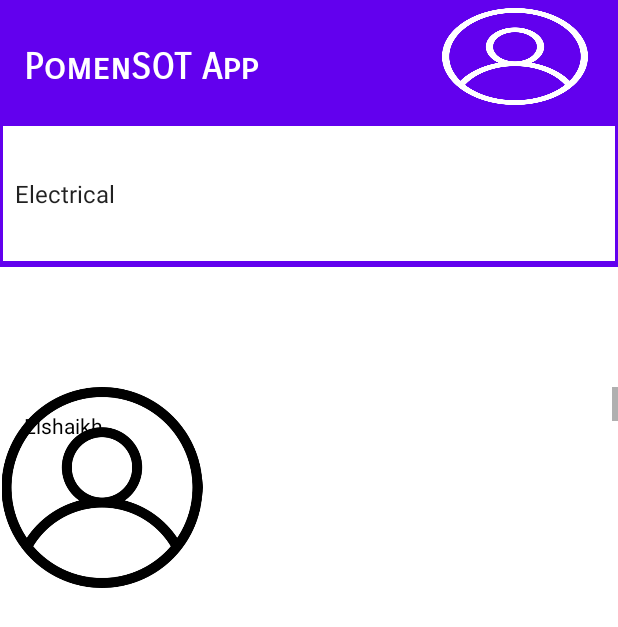
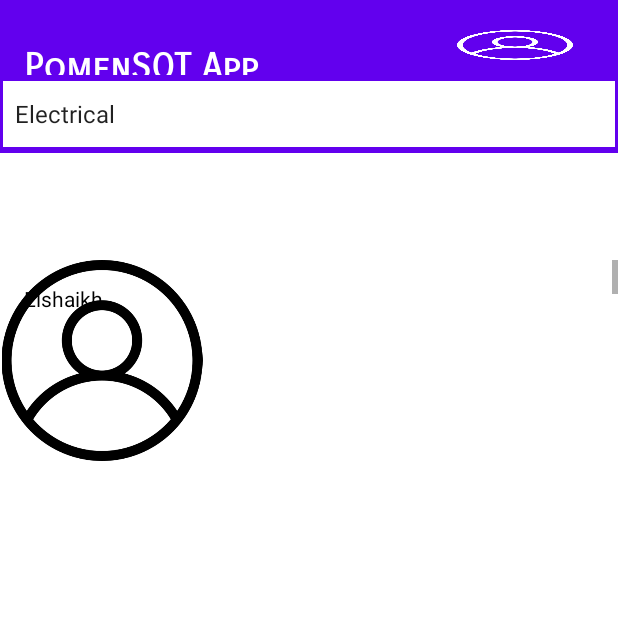
Before and after one commit to NabilWhiteHat/test, an Android app: the ElectricalFragment screen opened directly, with no data from a screen before it, on a phone screen of 412 x 824 dp. Shown: the top 627 px of the screen. Run offline under Robolectric (Android 15) with nearby library versions, the phone set to English and light mode, and no system bars.

Commit message:
Testing changes

```diff
--- a/app/src/main/res/layout/activity_main_v3.xml
+++ b/app/src/main/res/layout/activity_main_v3.xml
@@ -1,28 +1,32 @@
 <?xml version="1.0" encoding="utf-8"?>
-<androidx.appcompat.widget.LinearLayoutCompat xmlns:android="http://schemas.android.com/apk/res/android"
+<androidx.constraintlayout.widget.ConstraintLayout
+    xmlns:android="http://schemas.android.com/apk/res/android"
     xmlns:app="http://schemas.android.com/apk/res-auto"
     xmlns:tools="http://schemas.android.com/tools"
     android:layout_width="match_parent"
+    android:id="@+id/full_id"
     android:layout_height="match_parent"
-    android:orientation="vertical">
+    android:orientation="vertical"
+    tools:context=".MainPage">
     <!--"top bar layout"-->
-    <androidx.appcompat.widget.LinearLayoutCompat
+    <LinearLayout
         android:id="@+id/top_bar"
         android:layout_width="wrap_content"
         android:layout_height="wrap_content"
         android:background="@color/design_default_color_primary"
         android:orientation="vertical"
-        tools:ignore="MissingConstraints">
+        app:layout_constraintEnd_toEndOf="parent"
+        app:layout_constraintStart_toStartOf="parent"
+        app:layout_constraintTop_toTopOf="parent">
 
         <androidx.appcompat.widget.LinearLayoutCompat
             android:layout_width="match_parent"
-            android:layout_height="80sp"
-            android:layout_weight="1"
+            android:layout_height="50dp"
             android:orientation="horizontal">
 
             <TextView
                 android:layout_width="match_parent"
-                android:layout_height="match_parent"
+                android:layout_height="wrap_content"
                 android:layout_gravity="center_horizontal|center_vertical"
                 android:layout_weight="2"
                 android:fontFamily="sans-serif-smallcaps"
@@ -38,14 +42,14 @@
             <ImageButton
                 android:layout_width="wrap_content"
                 android:layout_height="wrap_content"
-                android:layout_marginLeft="20sp"
-                android:layout_marginTop="5sp"
-                android:layout_marginRight="20sp"
+                android:layout_marginLeft="30sp"
+                android:layout_marginTop="20sp"
+                android:layout_marginRight="30sp"
                 android:layout_marginBottom="10sp"
                 android:layout_weight="4"
                 android:background="@drawable/user"
                 android:backgroundTint="@color/white"
-                android:paddingTop="30sp"
+                android:paddingTop="10sp"
                 android:scaleType="centerInside"
                 tools:ignore="SpeakableTextPresentCheck" />
 
@@ -54,35 +58,28 @@
         <Spinner
             android:id="@+id/spinner1"
             android:layout_width="match_parent"
-            android:layout_height="90sp"
+            android:layout_height="44dp"
             android:layout_marginHorizontal="2sp"
             android:layout_marginVertical="4sp"
             android:layout_weight="1"
             android:background="@color/white"
             tools:ignore="SpeakableTextPresentCheck" />
-    </androidx.appcompat.widget.LinearLayoutCompat>
+    </LinearLayout>
 
-    <androidx.appcompat.widget.LinearLayoutCompat
+    <ScrollView
         android:id="@+id/nestedScrollView"
         android:layout_width="match_parent"
-        android:layout_height="match_parent"
-        android:layout_toEndOf="@id/top_bar"
-        android:orientation="vertical">
+        android:layout_height="580sp"
+        android:orientation="vertical"
+        app:layout_constraintBottom_toBottomOf="parent"
+        app:layout_constraintTop_toBottomOf="@+id/top_bar">
 
-        <ScrollView
+        <androidx.fragment.app.FragmentContainerView
+            android:id="@+id/fragmentContainer"
+            android:name="com.example.pomensot.ui.main.ElectricalFragment"
             android:layout_width="match_parent"
-            android:layout_height="fill_parent">
+            android:layout_height="match_parent"
+             />
 
-            <androidx.fragment.app.FragmentContainerView
-                android:id="@+id/fragmentContainer"
-                android:name="com.example.pomensot.ui.main.ElectricalFragment"
-                android:layout_width="match_parent"
-                android:layout_height="match_parent"
-                android:layout_marginTop="80dp" />
-
-        </ScrollView>
-
-    </androidx.appcompat.widget.LinearLayoutCompat>
-
-
-</androidx.appcompat.widget.LinearLayoutCompat>
+    </ScrollView>
+</androidx.constraintlayout.widget.ConstraintLayout>
--- a/app/src/main/res/layout/fragment_electrical.xml
+++ b/app/src/main/res/layout/fragment_electrical.xml
@@ -1,15 +1,11 @@
 <?xml version="1.0" encoding="utf-8"?>
-<FrameLayout xmlns:android="http://schemas.android.com/apk/res/android"
+<ScrollView xmlns:android="http://schemas.android.com/apk/res/android"
     xmlns:tools="http://schemas.android.com/tools"
     android:layout_width="match_parent"
     android:layout_height="match_parent"
     tools:context=".ui.main.ElectricalFragment">
 
     <!-- TODO: Update blank fragment layout -->
-
-    <ScrollView
-        android:layout_width="match_parent"
-        android:layout_height="match_parent" >
         <ListView
             android:id="@+id/simpleListView"
             android:layout_width="fill_parent"
@@ -18,6 +14,4 @@
             android:dividerHeight="1dp"
             android:footerDividersEnabled="false" />
 
-    </ScrollView>
-
-</FrameLayout>
+</ScrollView>
```
